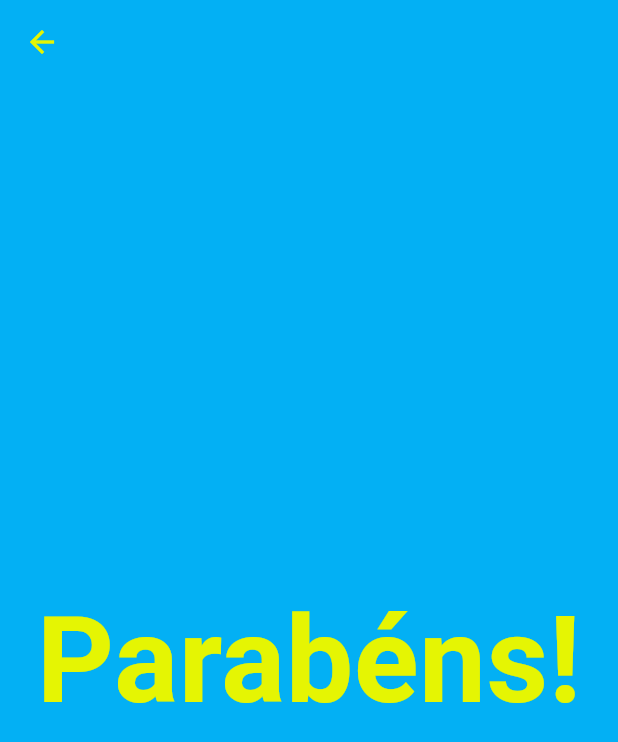
After one commit to andreandrax/gole_dagua, a Flutter app: the CongratulationsPage screen opened directly, on a phone screen of 412 x 824 dp. The commit adds this screen. Shown: the top 742 px of the screen. Run offline on Flutter 3.47's test engine with Material 3 defaults, Android fonts, the phone set to English and light mode, and no system bars; our stand-ins replace audioplayers.

Commit message:
add CongratulationsPage with styled app bar and centered text

```diff
--- /dev/null
+++ b/lib/congratulations_page.dart
@@ -0,0 +1,26 @@
+import 'package:flutter/material.dart';
+
+class CongratulationsPage extends StatelessWidget {
+  const CongratulationsPage({super.key});
+
+  @override
+  Widget build(BuildContext context) {
+    return Scaffold(
+      appBar: AppBar(
+        backgroundColor: const Color.fromARGB(255, 3, 176, 244),
+        elevation: 0,
+        iconTheme: const IconThemeData(
+          color: Color.fromARGB(255, 229, 245, 3), // Cor do ícone de voltar
+        ),
+      ),
+      backgroundColor: const Color.fromARGB(255, 3, 176, 244), // Cor de fundo
+      body: Center(
+        child: Text(
+          'Parabéns!',
+          style: TextStyle(fontSize: 80, fontWeight: FontWeight.bold, color: const Color.fromARGB(255, 229, 245, 3), // Cor da fonte),
+        ),
+      ),
+    ),
+    );
+  }
+}
--- a/lib/increment_page.dart
+++ b/lib/increment_page.dart
@@ -1,5 +1,6 @@
 import 'package:flutter/material.dart';
 import 'package:audioplayers/audioplayers.dart';
+import 'package:gole_dagua/congratulations_page.dart';
 
 class Increment200Page extends StatefulWidget {
   const Increment200Page({super.key});
@@ -18,7 +19,11 @@ class _Increment200PageState extends State<Increment200Page> {
     setState(() {
       _counter += 200;
     });
-    if (_counter == 2000) {
+    if (_counter >= 2000) {
+      Navigator.push(
+        context,
+        MaterialPageRoute(builder: (context) => const CongratulationsPage()),
+      );
       await _audioPlayer.play(AssetSource('audio/toque.mp3')); // Caminho do áudio na pasta assets
     }
   }
--- a/lib/main.dart
+++ b/lib/main.dart
@@ -1,5 +1,6 @@
 import 'package:flutter/material.dart';
 import 'package:gole_dagua/increment_page.dart';
+
 
 void main() {
   runApp(const MaterialApp(
```
